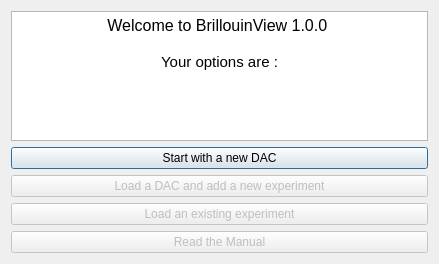
Above: src/brillouinview/gui/ui/welcome_window.ui from KirstenSch/BrillouinView before the change. Below: the same form after it.
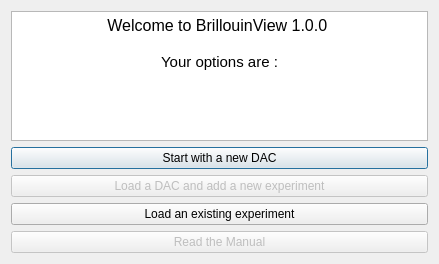
That is the form after the change.

Commit message: enable choose experiment in welcome window

Patch:
```diff
--- a/src/brillouinview/gui/ui/welcome_window.ui
+++ b/src/brillouinview/gui/ui/welcome_window.ui
@@ -60,7 +60,7 @@
    <item>
     <widget class="QPushButton" name="button_load_experiment">
      <property name="enabled">
-      <bool>false</bool>
+      <bool>true</bool>
      </property>
      <property name="text">
       <string>Load an existing experiment</string>
```
The commit also changes 4 other files.
